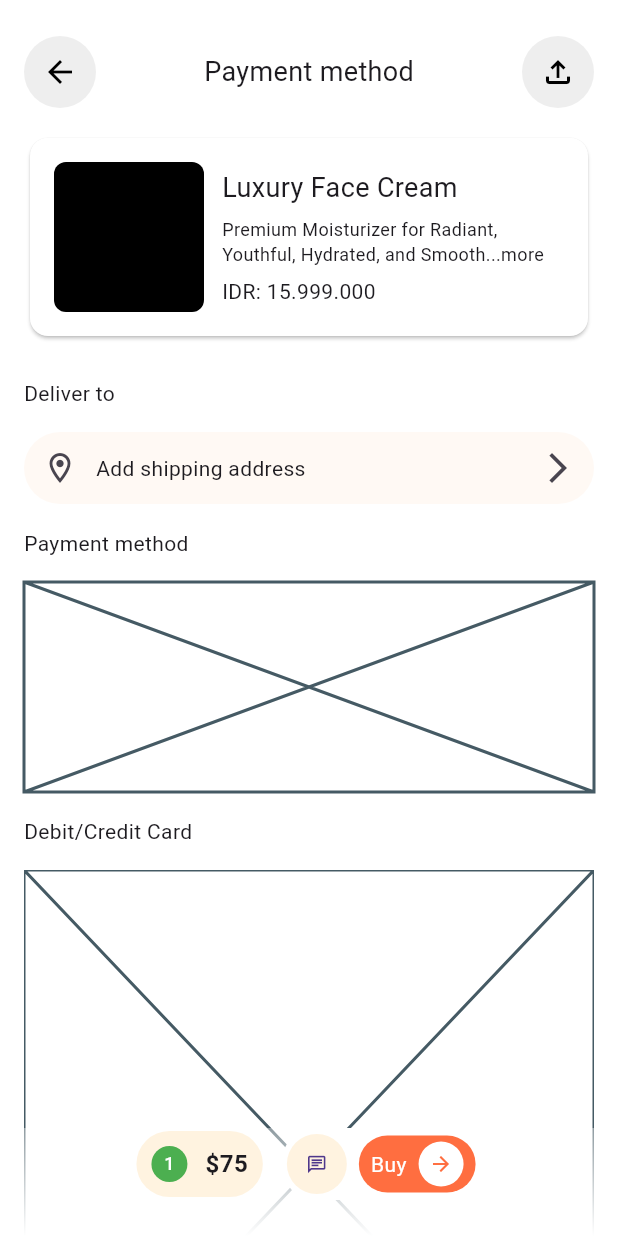
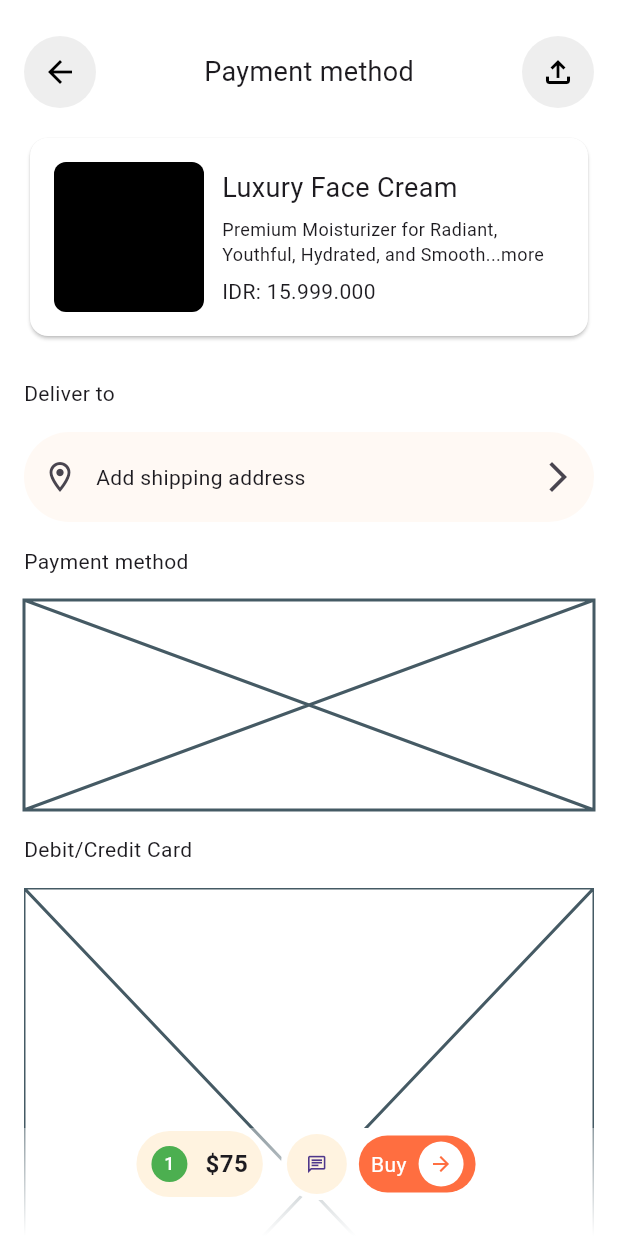
Before and after one commit to JAICHANGPARK/flutter_notebook_chapter_43, a Flutter app: the MarketplacePaymentMethodPage screen opened directly, on a phone screen of 412 x 824 dp. Run offline on Flutter 3.47's test engine with Material 3 defaults, Android fonts, the phone set to English and light mode, and no system bars; our stand-ins replace gap, hugeicons.

Commit message:
Update marketplace_payment_method_page.dart

```diff
--- a/lib/ep2168_marketplace_app/ui/marketplace_payment_method_page.dart
+++ b/lib/ep2168_marketplace_app/ui/marketplace_payment_method_page.dart
@@ -100,6 +100,7 @@ class _MarketplacePaymentMethodPageState extends State<MarketplacePaymentMethodP
                       shape: StadiumBorder(),
                       color: Color.fromRGBO(255, 249, 244, 1),
                     ),
+                    padding: EdgeInsets.symmetric(vertical: 6),
                     child: Row(
                       children: [
                         IconButton(
```
